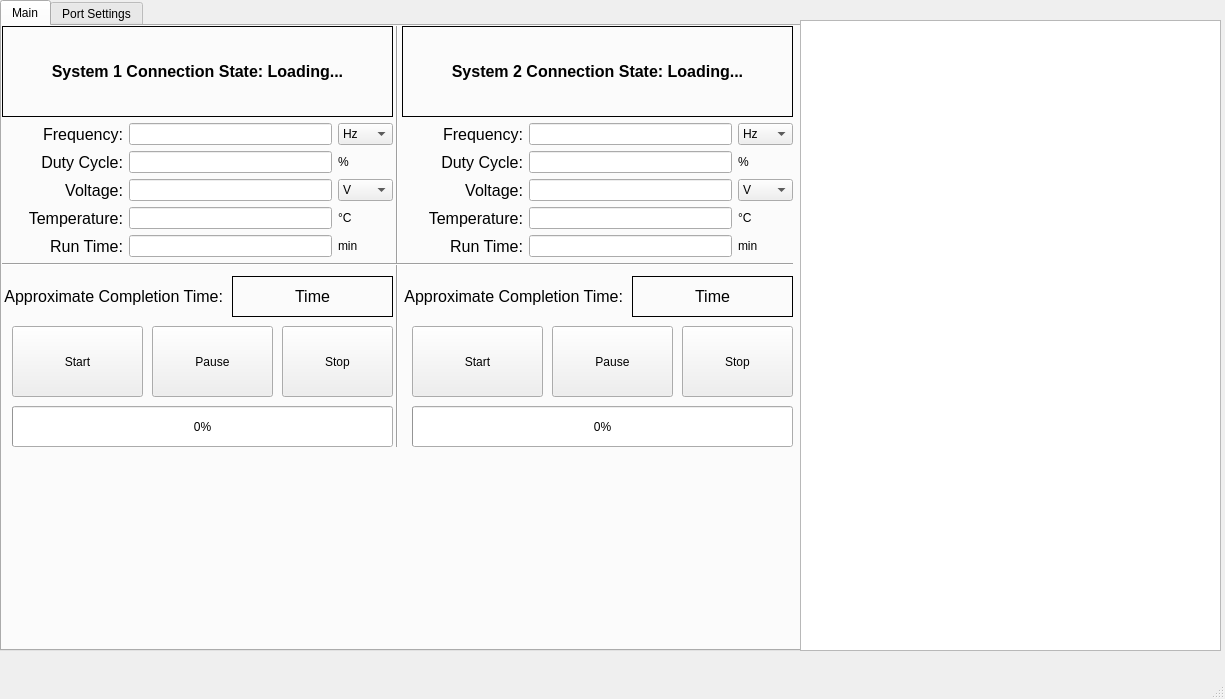
Kakon02/Integrated_IGBT_system, file port_settings.ui: the form before one commit.
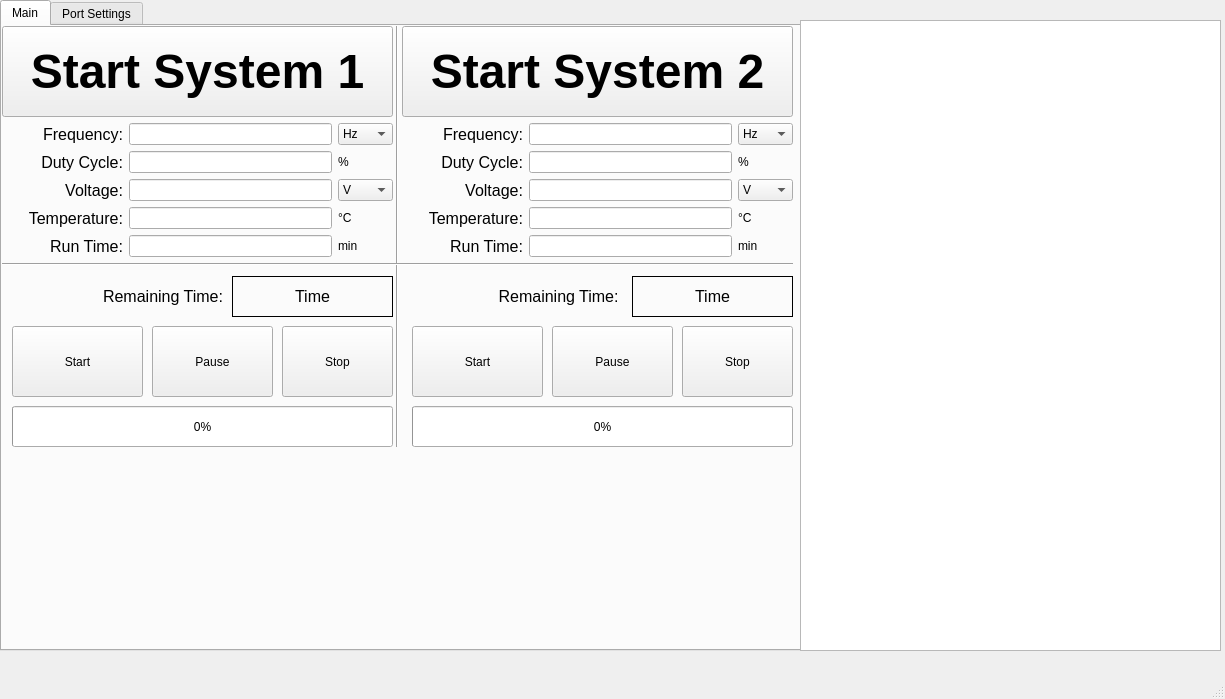
The form after the commit. The open tabs and pages were chosen to show the change. Icons and pictures are not drawn.

```diff
--- a/port_settings.ui
+++ b/port_settings.ui
@@ -54,26 +54,23 @@
       </property>
       <layout class="QVBoxLayout" name="verticalLayout_4">
        <item>
-        <widget class="QLabel" name="System_1_Loading">
+        <widget class="QPushButton" name="Start_System_1">
+         <property name="sizePolicy">
+          <sizepolicy hsizetype="Minimum" vsizetype="Preferred">
+           <horstretch>0</horstretch>
+           <verstretch>0</verstretch>
+          </sizepolicy>
+         </property>
          <property name="font">
           <font>
            <family>Arial</family>
-           <pointsize>12</pointsize>
+           <pointsize>36</pointsize>
            <weight>75</weight>
            <bold>true</bold>
           </font>
          </property>
-         <property name="layoutDirection">
-          <enum>Qt::LeftToRight</enum>
-         </property>
-         <property name="frameShape">
-          <enum>QFrame::Panel</enum>
-         </property>
          <property name="text">
-          <string>System 1 Connection State: Loading...</string>
-         </property>
-         <property name="alignment">
-          <set>Qt::AlignCenter</set>
+          <string>Start System 1</string>
          </property>
         </widget>
        </item>
@@ -249,26 +246,23 @@
       </property>
       <layout class="QVBoxLayout" name="verticalLayout_8">
        <item>
-        <widget class="QLabel" name="System_2_Loading">
+        <widget class="QPushButton" name="Start_System_2">
+         <property name="sizePolicy">
+          <sizepolicy hsizetype="Minimum" vsizetype="Preferred">
+           <horstretch>0</horstretch>
+           <verstretch>0</verstretch>
+          </sizepolicy>
+         </property>
          <property name="font">
           <font>
            <family>Arial</family>
-           <pointsize>12</pointsize>
+           <pointsize>36</pointsize>
            <weight>75</weight>
            <bold>true</bold>
           </font>
          </property>
-         <property name="layoutDirection">
-          <enum>Qt::LeftToRight</enum>
-         </property>
-         <property name="frameShape">
-          <enum>QFrame::Panel</enum>
-         </property>
          <property name="text">
-          <string>System 2 Connection State: Loading...</string>
-         </property>
-         <property name="alignment">
-          <set>Qt::AlignCenter</set>
+          <string>Start System 2</string>
          </property>
         </widget>
        </item>
@@ -501,7 +495,7 @@
        <enum>QFrame::NoFrame</enum>
       </property>
       <property name="text">
-       <string>Approximate Completion Time:</string>
+       <string>Remaining Time:</string>
       </property>
       <property name="alignment">
        <set>Qt::AlignRight|Qt::AlignTrailing|Qt::AlignVCenter</set>
@@ -637,7 +631,7 @@
        <enum>QFrame::NoFrame</enum>
       </property>
       <property name="text">
-       <string>Approximate Completion Time:</string>
+       <string>Remaining Time: </string>
       </property>
       <property name="alignment">
        <set>Qt::AlignRight|Qt::AlignTrailing|Qt::AlignVCenter</set>
```
Left out of the diff: 276 changed lines with no effect on the pictures.
